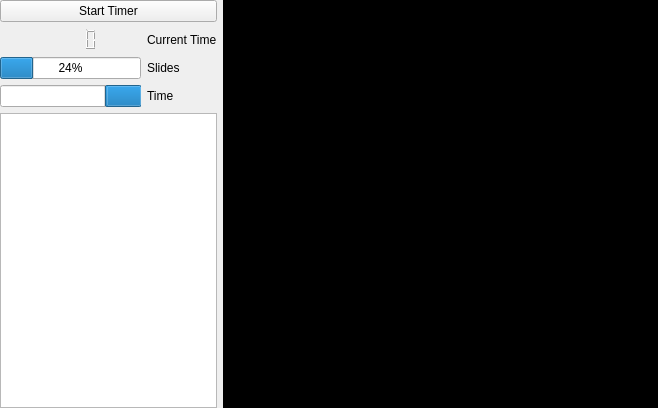
This is lecturerscreen.ui in MrHase/Presentation as Qt 5 draws it before an edit. The edited form follows.
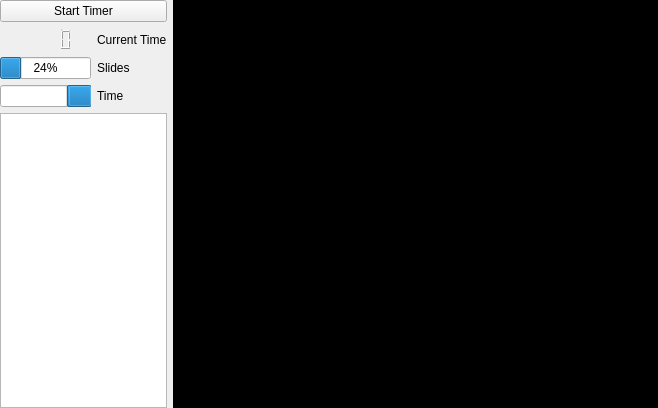
This is the edited form.

Patch:
```diff
--- a/lecturerscreen.ui
+++ b/lecturerscreen.ui
@@ -22,7 +22,7 @@
   <property name="styleSheet">
    <string notr="true"/>
   </property>
-  <layout class="QGridLayout" name="gridLayout" rowstretch="0" columnstretch="1,0">
+  <layout class="QGridLayout" name="gridLayout" rowstretch="0" columnstretch="2,8">
    <property name="leftMargin">
     <number>0</number>
    </property>
```
